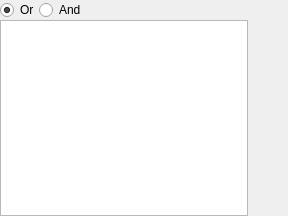
Before: the Qt Designer form ui/gui/resources/search_clause.ui in halbbob/dff, drawn with Qt 5.
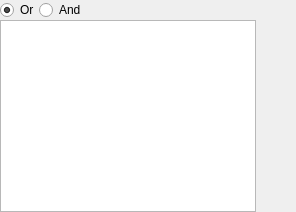
After: the same form once the commit is applied. Icons and pictures are not drawn.

Patch:
```diff
--- a/ui/gui/resources/search_clause.ui
+++ b/ui/gui/resources/search_clause.ui
@@ -2,14 +2,6 @@
 <ui version="4.0">
  <class>SearchClause</class>
  <widget class="QWidget" name="SearchClause">
-  <property name="geometry">
-   <rect>
-    <x>0</x>
-    <y>0</y>
-    <width>288</width>
-    <height>216</height>
-   </rect>
-  </property>
   <property name="windowTitle">
    <string>Form</string>
   </property>
```
Left out of the diff: 5 changed lines with no effect on the pictures.
